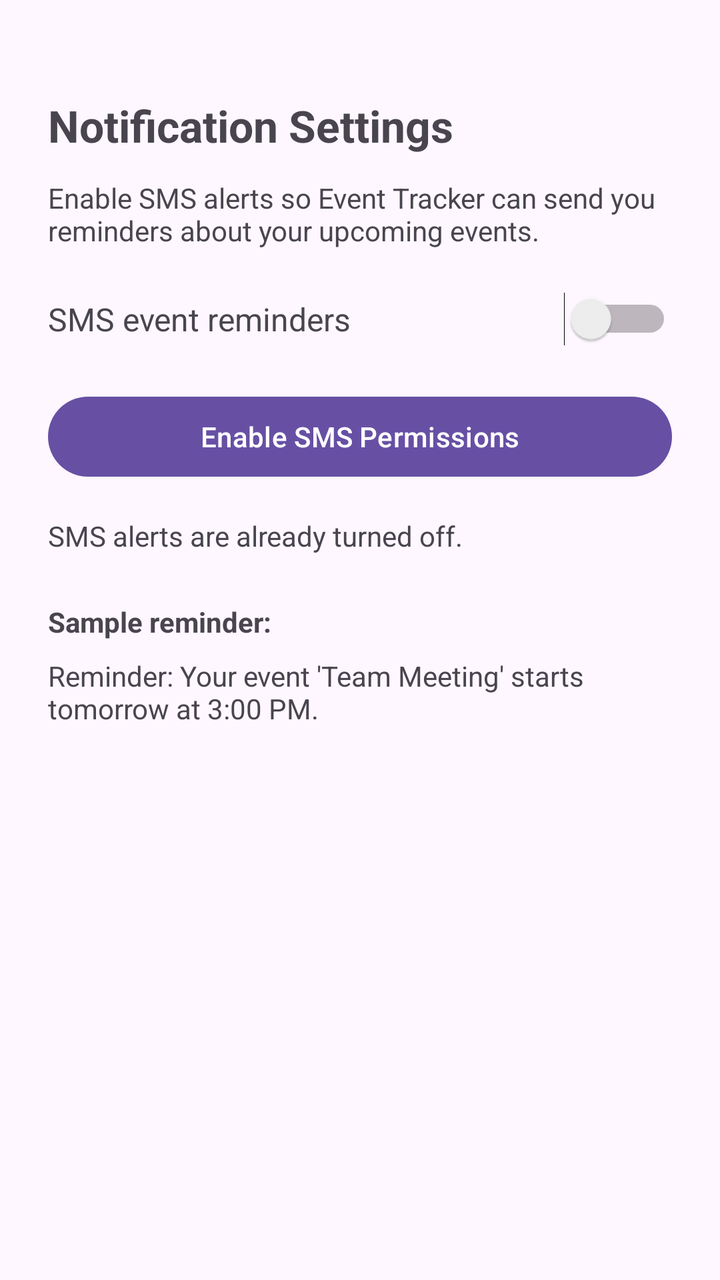
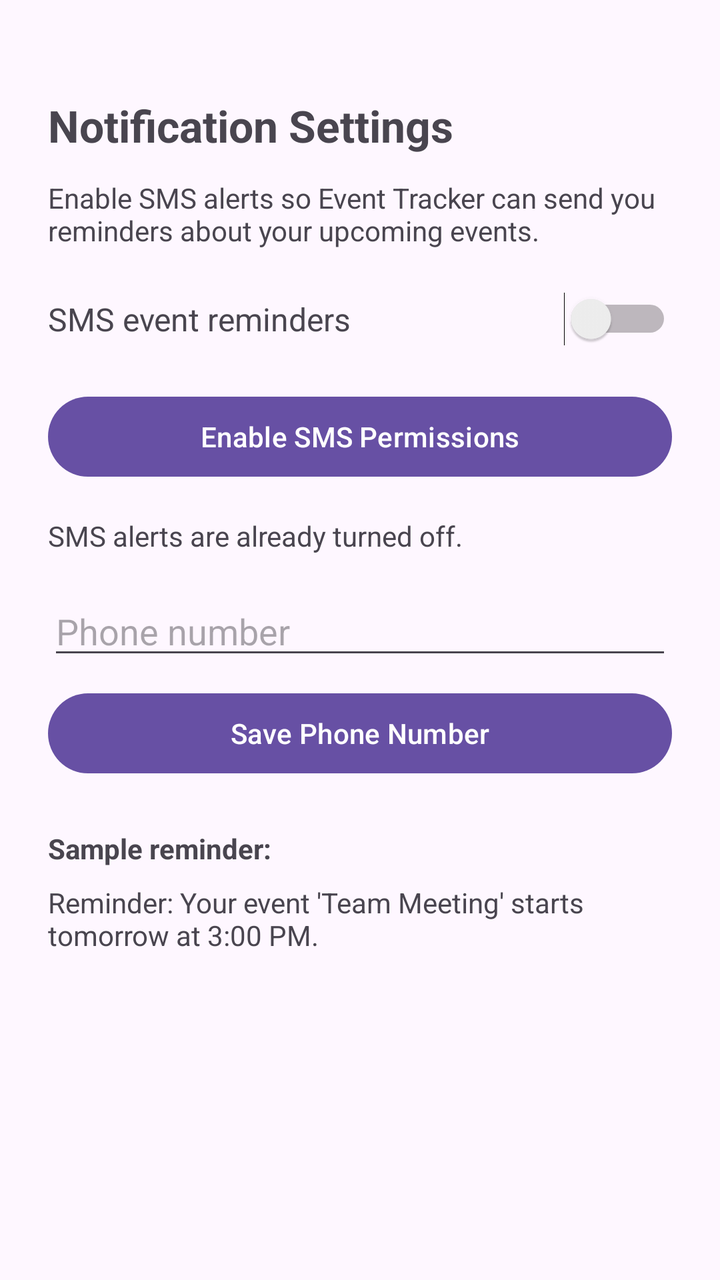

Compare the two renders of this Android layout. The source of the first and the diff that turns it into the second are given below.
<!-- AndroidManifest.xml: application theme Theme.CS360_EventTracker -->
<!-- res/layout/activity_sms_settings.xml -->
<?xml version="1.0" encoding="utf-8" ?>
<androidx.constraintlayout.widget.ConstraintLayout xmlns:android="http://schemas.android.com/apk/res/android"
    xmlns:app="http://schemas.android.com/apk/res-auto"
    xmlns:tools="http://schemas.android.com/tools"
    android:id="@+id/smsRoot"
    android:layout_width="match_parent"
    android:layout_height="match_parent"
    android:padding="24dp"
    tools:context=".SmsSettingsActivity">

    
    <TextView
        android:id="@+id/textSmsTitle"
        android:layout_width="wrap_content"
        android:layout_height="wrap_content"
        android:text="Notification Settings"
        android:textSize="22sp"
        android:textStyle="bold"
        app:layout_constraintTop_toTopOf="parent"
        app:layout_constraintStart_toStartOf="parent"
        android:layout_marginTop="24dp" />

    
    <TextView
        android:id="@+id/textSmsDescription"
        android:layout_width="0dp"
        android:layout_height="wrap_content"
        android:text="Enable SMS alerts so Event Tracker can send you reminders about your upcoming events."
        android:textSize="14sp"
        android:layout_marginTop="12dp"
        app:layout_constraintTop_toBottomOf="@id/textSmsTitle"
        app:layout_constraintStart_toStartOf="parent"
        app:layout_constraintEnd_toEndOf="parent" />

    
    <TextView
        android:id="@+id/textSmsToggleLabel"
        android:layout_width="wrap_content"
        android:layout_height="wrap_content"
        android:text="SMS event reminders"
        android:textSize="16sp"
        android:layout_marginTop="24dp"
        app:layout_constraintTop_toBottomOf="@id/textSmsDescription"
        app:layout_constraintStart_toStartOf="parent" />

    <Switch
        android:id="@+id/switchSmsEnable"
        android:layout_width="wrap_content"
        android:layout_height="wrap_content"
        android:checked="false"
        app:layout_constraintTop_toTopOf="@id/textSmsToggleLabel"
        app:layout_constraintBottom_toBottomOf="@id/textSmsToggleLabel"
        app:layout_constraintEnd_toEndOf="parent" />

    
    <Button
        android:id="@+id/buttonCheckPermission"
        android:layout_width="0dp"
        android:layout_height="wrap_content"
        android:text="Enable SMS Permissions"
        android:layout_marginTop="24dp"
        app:layout_constraintTop_toBottomOf="@id/textSmsToggleLabel"
        app:layout_constraintStart_toStartOf="parent"
        app:layout_constraintEnd_toEndOf="parent" />

    
    <TextView
        android:id="@+id/textSmsStatus"
        android:layout_width="0dp"
        android:layout_height="wrap_content"
        android:text="SMS alerts are already turned off."
        android:textSize="14sp"
        android:layout_marginTop="16dp"
        app:layout_constraintTop_toBottomOf="@id/buttonCheckPermission"
        app:layout_constraintStart_toStartOf="parent"
        app:layout_constraintEnd_toEndOf="parent" />

    
    <TextView
        android:id="@+id/textSmsPreviewLabel"
        android:layout_width="wrap_content"
        android:layout_height="wrap_content"
        android:text="Sample reminder:"
        android:textStyle="bold"
        android:layout_marginTop="24dp"
        app:layout_constraintTop_toBottomOf="@id/textSmsStatus"
        app:layout_constraintStart_toStartOf="parent" />

    <TextView
        android:id="@+id/textSmsPreview"
        android:layout_width="0dp"
        android:layout_height="wrap_content"
        android:text="Reminder: Your event 'Team Meeting' starts tomorrow at 3:00 PM."
        android:textSize="14sp"
        android:layout_marginTop="8dp"
        app:layout_constraintTop_toBottomOf="@id/textSmsPreviewLabel"
        app:layout_constraintStart_toStartOf="parent"
        app:layout_constraintEnd_toEndOf="parent" />

</androidx.constraintlayout.widget.ConstraintLayout>
<!-- resources referenced by this layout -->
<resources>
  <style name="Theme.CS360_EventTracker" parent="Base.Theme.CS360_EventTracker" />
  <style name="Base.Theme.CS360_EventTracker" parent="Theme.Material3.DayNight.NoActionBar">
          
          
      </style>
</resources>

<!-- the commit's change to res/layout/activity_sms_settings.xml (unified diff, before → after) -->
@@ -75,6 +75,31 @@
         app:layout_constraintStart_toStartOf="parent"
         app:layout_constraintEnd_toEndOf="parent" />
 
+
+
+    
+    <EditText
+        android:id="@+id/editPhoneNumber"
+        android:layout_width="0dp"
+        android:layout_height="wrap_content"
+        android:hint="Phone number"
+        android:inputType="phone"
+        android:layout_marginTop="16dp"
+        app:layout_constraintTop_toBottomOf="@id/textSmsStatus"
+        app:layout_constraintStart_toStartOf="parent"
+        app:layout_constraintEnd_toEndOf="parent" />
+
+    
+    <Button
+        android:id="@+id/buttonSavePhoneNumber"
+        android:layout_width="0dp"
+        android:layout_height="wrap_content"
+        android:text="Save Phone Number"
+        android:layout_marginTop="8dp"
+        app:layout_constraintTop_toBottomOf="@id/editPhoneNumber"
+        app:layout_constraintStart_toStartOf="parent"
+        app:layout_constraintEnd_toEndOf="parent" />
+
     
     <TextView
         android:id="@+id/textSmsPreviewLabel"
@@ -83,7 +108,7 @@
         android:text="Sample reminder:"
         android:textStyle="bold"
         android:layout_marginTop="24dp"
-        app:layout_constraintTop_toBottomOf="@id/textSmsStatus"
+        app:layout_constraintTop_toBottomOf="@id/buttonSavePhoneNumber"
         app:layout_constraintStart_toStartOf="parent" />
 
     <TextView
